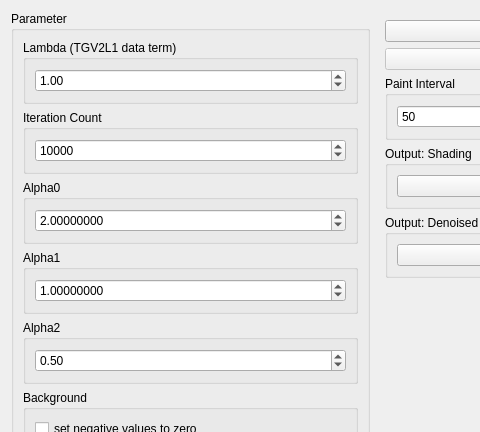
Qt form source/modules/tgv3_deshade/TGV3DeshadeWidget.ui (josefkoller/ambient_image_processor) before a commit; both pictures show x 0 to 480 and y 0 to 432 of the 746 by 646 pixel window.
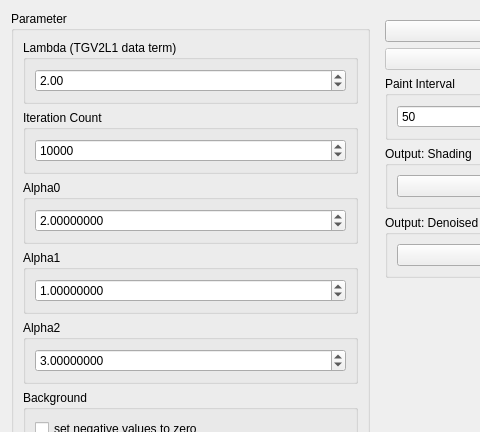
The same form after that commit.

```diff
--- a/source/modules/tgv3_deshade/TGV3DeshadeWidget.ui
+++ b/source/modules/tgv3_deshade/TGV3DeshadeWidget.ui
@@ -41,7 +41,7 @@
             <double>0.100000000000000</double>
            </property>
            <property name="value">
-            <double>1.000000000000000</double>
+            <double>2.000000000000000</double>
            </property>
           </widget>
          </item>
@@ -131,11 +131,14 @@
         <layout class="QVBoxLayout" name="verticalLayout_12">
          <item>
           <widget class="QDoubleSpinBox" name="alpha2_spinbox">
+           <property name="decimals">
+            <number>8</number>
+           </property>
            <property name="singleStep">
             <double>0.100000000000000</double>
            </property>
            <property name="value">
-            <double>0.500000000000000</double>
+            <double>3.000000000000000</double>
            </property>
           </widget>
          </item>
```
